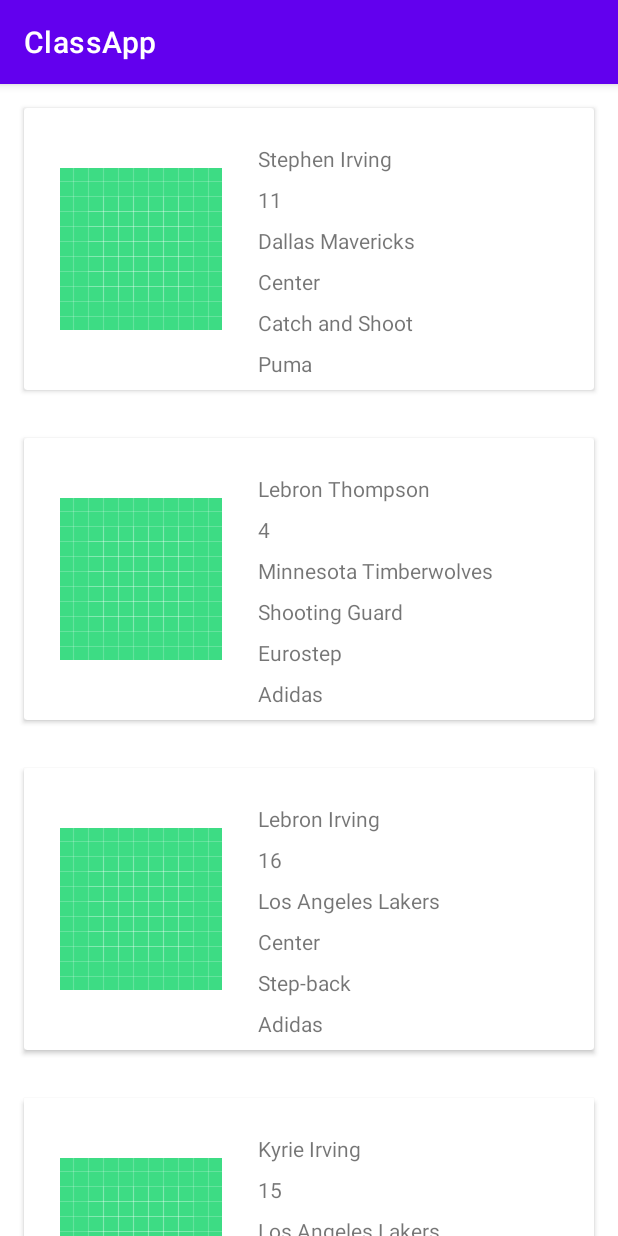
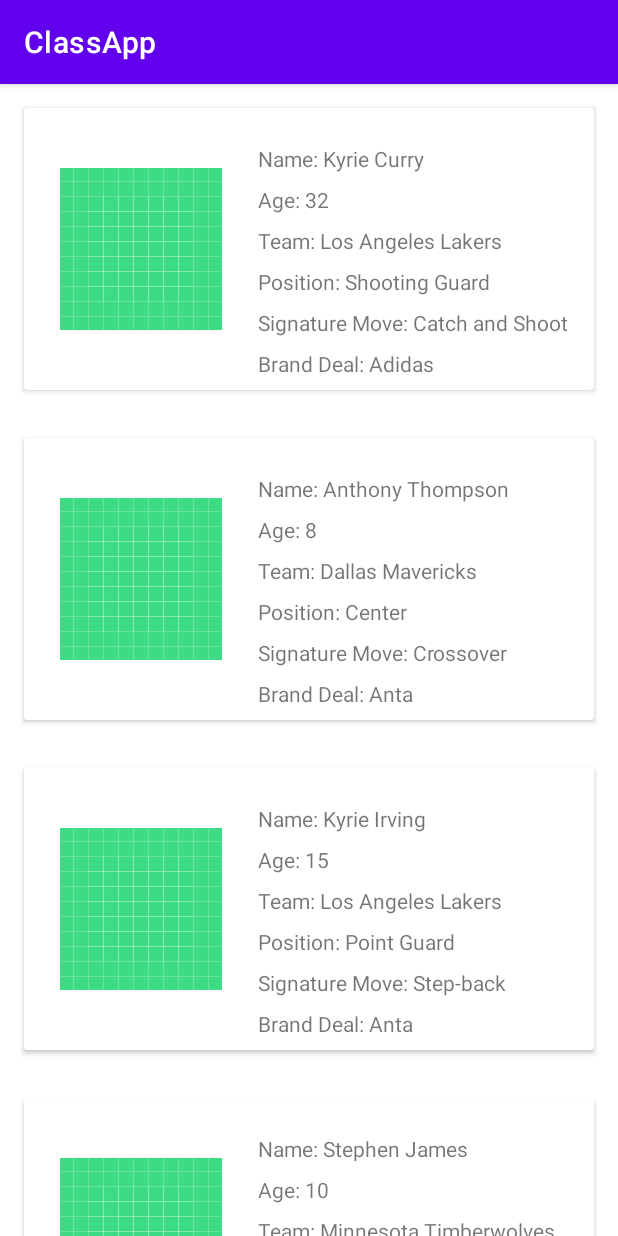
Before and after one commit to BlairyDev/attack-on-titan-app, an Android app: the screen it shows after launch (MainActivity), on a phone screen of 412 x 824 dp. Run offline under Robolectric (Android 15) with nearby library versions, the phone set to English and light mode, and no system bars; pictures from the network do not load.

Commit message:
Added detail fragment

```diff
--- a/app/build.gradle.kts
+++ b/app/build.gradle.kts
@@ -45,4 +45,10 @@ dependencies {
     testImplementation(libs.junit)
     androidTestImplementation(libs.androidx.junit)
     androidTestImplementation(libs.androidx.espresso.core)
+
+    //Newly added remember
+    implementation(libs.androidx.fragment)
+    implementation(libs.navigation.fragment)
+    implementation(libs.navigation.ui)
+    implementation(libs.glide)
 }
--- a/app/src/main/AndroidManifest.xml
+++ b/app/src/main/AndroidManifest.xml
@@ -1,6 +1,8 @@
 <?xml version="1.0" encoding="utf-8"?>
 <manifest xmlns:android="http://schemas.android.com/apk/res/android"
     xmlns:tools="http://schemas.android.com/tools">
+
+    <uses-permission android:name="android.permission.INTERNET" />
 
     <application
         android:allowBackup="true"
--- a/app/src/main/java/edu/nku/classapp/MainActivity.kt
+++ b/app/src/main/java/edu/nku/classapp/MainActivity.kt
@@ -2,59 +2,24 @@ package edu.nku.classapp
 
 import android.os.Bundle
 import androidx.appcompat.app.AppCompatActivity
-import androidx.recyclerview.widget.LinearLayoutManager
-import androidx.recyclerview.widget.RecyclerView
-import kotlin.random.Random
+import androidx.fragment.app.commit
 
 class MainActivity : AppCompatActivity() {
 
-    private val names = listOf("Stephen", "Anthony", "Lebron", "Klay", "Kyrie");
-    private val lastNames = listOf("Curry", "Edwards", "James", "Thompson", "Irving");
-    private val teams = listOf(
-        "Golden States Warriors",
-        "Minnesota Timberwolves",
-        "Los Angeles Lakers",
-        "Dallas Mavericks"
-    );
 
-    private val positions =
-        listOf("Shooting Guard", "Point Guard", "Small Forward", "Power Forward", "Center");
-
-    private val signatureMoves = listOf(
-        "Catch and Shoot",
-        "Fadeaway",
-        "Crossover",
-        "Step-back",
-        "Eurostep",
-        "Pull-up Jumper"
-    )
-
-    private val brandDeals = listOf("Nike", "Adidas", "Reebok", "Anta", "Puma")
 
 
     override fun onCreate(savedInstanceState: Bundle?) {
         super.onCreate(savedInstanceState)
         setContentView(R.layout.activity_main)
 
-        val players = mutableListOf<NbaPlayers>();
-
-        for (i in 0..30) {
-            players.add(createPlayers(i))
+        supportFragmentManager.commit {
+            add(R.id.fragment_container_view, NbaPlayerListFragment())
+            setReorderingAllowed(true)
         }
 
-        val recyclerView: RecyclerView = findViewById(R.id.recycler_view)
-        recyclerView.layoutManager = LinearLayoutManager(this)
-        recyclerView.adapter = NbaPlayersAdapter(players)
+
     }
 
-    private fun createPlayers(id: Int) = NbaPlayers(
-        age = Random.nextInt(1, 40),
-        id = id,
-        name = names.random() + " " + lastNames.random(),
-        team = teams.random(),
-        position = positions.random(),
-        picture = R.drawable.ic_launcher_background,
-        signatureMove = signatureMoves.random(),
-        brandDeal = brandDeals.random(),
-    )
+
 }
--- /dev/null
+++ b/app/src/main/java/edu/nku/classapp/NbaPlayerListFragment.kt
@@ -0,0 +1,79 @@
+package edu.nku.classapp
+
+import android.os.Bundle
+import android.view.LayoutInflater
+import android.view.View
+import android.view.ViewGroup
+import androidx.fragment.app.Fragment
+import androidx.recyclerview.widget.LinearLayoutManager
+import androidx.recyclerview.widget.RecyclerView
+import kotlin.random.Random
+
+class NbaPlayerListFragment : Fragment() {
+
+    private val names = listOf("Stephen", "Anthony", "Lebron", "Klay", "Kyrie");
+    private val lastNames = listOf("Curry", "Edwards", "James", "Thompson", "Irving");
+    private val teams = listOf(
+        "Golden States Warriors",
+        "Minnesota Timberwolves",
+        "Los Angeles Lakers",
+        "Dallas Mavericks"
+    );
+
+    private val positions =
+        listOf("Shooting Guard", "Point Guard", "Small Forward", "Power Forward", "Center");
+
+    private val signatureMoves = listOf(
+        "Catch and Shoot",
+        "Fadeaway",
+        "Crossover",
+        "Step-back",
+        "Eurostep",
+        "Pull-up Jumper"
+    )
+
+    private val brandDeals = listOf("Nike", "Adidas", "Reebok", "Anta", "Puma")
+
+    private val description = listOf(
+        "A versatile forward known for their athleticism, strong defense, and ability to score both inside and from beyond the arc.",
+        "An explosive guard with exceptional speed, ball-handling skills, and the ability to finish at the rim under pressure.",
+        "A dominant center with a powerful presence in the paint, excelling at rebounding, shot-blocking, and rim protection.",
+        "A sharpshooting guard who can score from anywhere on the floor, particularly known for their deadly three-point shooting and clutch performances.",
+        "A skilled point guard with elite passing vision, court awareness, and the ability to control the game with smart decision-making and leadership.")
+
+    private val playerImages = listOf("2544","203507", "1628366", "201939", "201142", "1629029", "202681", "202691", "1641705", "1626164", "1628983")
+
+    override fun onCreateView(
+        inflater: LayoutInflater,
+        container: ViewGroup?,
+        savedInstanceState: Bundle?
+    ): View? {
+        val view = inflater.inflate(R.layout.fragment_player_list, container, false)
+
+        val players = mutableListOf<NbaPlayers>()
+        for (i in 0..30) {
+            players.add(createPlayer(i))
+        }
+
+        val recyclerView: RecyclerView = view.findViewById(R.id.recycler_view)
+        recyclerView.layoutManager = LinearLayoutManager(requireContext())
+        recyclerView.adapter = NbaPlayersAdapter(players)
+
+        return view
+    }
+
+
+    private fun createPlayer(id: Int) = NbaPlayers(
+        age = Random.nextInt(1, 40),
+        id = id,
+        name = names.random() + " " + lastNames.random(),
+        team = teams.random(),
+        position = positions.random(),
+        picture = "https://cdn.nba.com/headshots/nba/latest/1040x760/${playerImages.random()}.png",
+        //picture = "https://rickandmortyapi.com/api/character/avatar/${Random.nextInt(1, 100)}.jpeg",
+        signatureMove = signatureMoves.random(),
+        brandDeal = brandDeals.random(),
+        description = description.random()
+    )
+
+}
--- a/app/src/main/java/edu/nku/classapp/NbaPlayers.kt
+++ b/app/src/main/java/edu/nku/classapp/NbaPlayers.kt
@@ -6,7 +6,8 @@ data class NbaPlayers(
     val name: String,
     val team: String,
     val position: String,
-    val picture: Int,
+    val picture: String,
     val signatureMove: String,
     val brandDeal: String,
+    val description: String
 )
--- a/app/src/main/java/edu/nku/classapp/NbaPlayersAdapter.kt
+++ b/app/src/main/java/edu/nku/classapp/NbaPlayersAdapter.kt
@@ -5,13 +5,34 @@ import android.view.View
 import android.view.ViewGroup
 import android.widget.ImageView
 import android.widget.TextView
+import androidx.appcompat.app.AppCompatActivity
+import androidx.appcompat.view.menu.MenuView.ItemView
+import androidx.core.os.bundleOf
+import androidx.fragment.app.commit
 import androidx.recyclerview.widget.RecyclerView
+import com.bumptech.glide.Glide
 
 class NbaPlayersAdapter(private val players: List<NbaPlayers>) :
     RecyclerView.Adapter<NbaPlayersAdapter.NbaPlayersViewHolder>() {
 
-    class NbaPlayersViewHolder(itemView: View) :
+        private fun onPlayerClick(adapterPosition: Int) : Unit{
+            players[adapterPosition]
+        }
+
+    class NbaPlayersViewHolder(
+        itemView: View,
+        private val onPlayerClicked: (position: Int) -> Unit
+    ) :
         RecyclerView.ViewHolder(itemView) {
+
+            init{
+                itemView.setOnClickListener{
+                    onPlayerClicked(adapterPosition)
+                }
+            }
+
+
+
         val playerImage: ImageView = itemView.findViewById(R.id.player_image)
         val playerName: TextView = itemView.findViewById(R.id.player_name)
         val playerAge: TextView = itemView.findViewById(R.id.player_age)
@@ -21,24 +42,71 @@ class NbaPlayersAdapter(private val players: List<NbaPlayers>) :
         val playerBrandDeal: TextView = itemView.findViewById(R.id.player_brand_deals)
     }
 
-    override fun onCreateViewHolder(parent: ViewGroup, viewType: Int) = NbaPlayersViewHolder(
-        LayoutInflater.from(parent.context).inflate(
+//    override fun onCreateViewHolder(parent: ViewGroup, viewType: Int) = NbaPlayersViewHolder(
+//        LayoutInflater.from(parent.context).inflate(
+//            R.layout.players_card_view,
+//            parent,
+//            false
+//        ),
+//
+//    )
+
+    override fun onCreateViewHolder(parent: ViewGroup, viewType: Int): NbaPlayersViewHolder{
+        val view = LayoutInflater.from(parent.context).inflate(
             R.layout.players_card_view,
             parent,
             false
         )
-    )
+
+        return NbaPlayersViewHolder(view) { position->
+            val player = players[position]
+
+            val bundle = bundleOf(
+                "picture" to player.picture,
+                "name" to player.name,
+                "age" to player.age,
+                "team" to player.team,
+                "position" to player.position,
+                "signature" to player.signatureMove,
+                "brand" to player.brandDeal,
+                "description" to player.description
+
+                //this is the assignment just add more in the bundle
+            )
+
+            val detailFragment = NbaPlayersDetailFragment()
+
+            detailFragment.arguments = bundle
+
+            val activity = view.context as AppCompatActivity
+
+            activity.supportFragmentManager.commit {
+                setReorderingAllowed(true)
+                replace(R.id.fragment_container_view, detailFragment)
+                addToBackStack(null)
+            }
+        }
+    }
 
     override fun getItemCount() = players.size
 
     override fun onBindViewHolder(holder: NbaPlayersViewHolder, position: Int) {
         val player = players[position]
-        holder.playerName.text = player.name
-        holder.playerAge.text = player.age.toString()
-        holder.playerTeam.text = player.team
-        holder.playerPosition.text = player.position
-        holder.playerImage.setImageResource(player.picture)
-        holder.playerSignatureMove.text = player.signatureMove
-        holder.playerBrandDeal.text = player.brandDeal
+
+        holder.playerName.text = holder.itemView.context.getString(R.string.name, player.name)
+        holder.playerAge.text = holder.itemView.context.getString(R.string.age, player.age)
+
+        holder.playerTeam.text = holder.itemView.context.getString(R.string.team, player.team)
+        holder.playerPosition.text = holder.itemView.context.getString(R.string.position, player.position)
+        //holder.playerImage.setImageResource(player.picture)
+
+
+        Glide.with(holder.itemView.context)
+            .load(player.picture)
+            .placeholder(R.drawable.ic_launcher_background)
+            .into(holder.playerImage)
+
+        holder.playerSignatureMove.text = holder.itemView.context.getString(R.string.signature_moves, player.signatureMove)
+        holder.playerBrandDeal.text = holder.itemView.context.getString(R.string.brand_deals, player.brandDeal)
     }
 }
--- a/app/src/main/res/layout/activity_main.xml
+++ b/app/src/main/res/layout/activity_main.xml
@@ -6,8 +6,8 @@
     android:layout_height="match_parent"
     tools:context=".MainActivity">
 
-    <androidx.recyclerview.widget.RecyclerView
-        android:id="@+id/recycler_view"
+    <androidx.fragment.app.FragmentContainerView
+        android:id="@+id/fragment_container_view"
         android:layout_width="match_parent"
         android:layout_height="match_parent" />
 
--- /dev/null
+++ b/app/src/main/res/layout/fragment_player_list.xml
@@ -0,0 +1,11 @@
+<?xml version="1.0" encoding="utf-8"?>
+<androidx.constraintlayout.widget.ConstraintLayout xmlns:android="http://schemas.android.com/apk/res/android"
+    android:layout_width="match_parent"
+    android:layout_height="match_parent">
+
+    <androidx.recyclerview.widget.RecyclerView
+        android:id="@+id/recycler_view"
+        android:layout_width="match_parent"
+        android:layout_height="match_parent" />
+
+</androidx.constraintlayout.widget.ConstraintLayout>
--- a/app/src/main/res/values/strings.xml
+++ b/app/src/main/res/values/strings.xml
@@ -6,6 +6,8 @@
     <string name="age">Age: %d</string>
     <string name="team">Team: %s</string>
     <string name="position">Position: %s</string>
-    <string name="signature_moves">Signature Move %s</string>
-    <string name="brand_deals">Brand Deals %s</string>
+    <string name="signature_moves">Signature Move: %s</string>
+    <string name="brand_deals">Brand Deal: %s</string>
+    <string name="description">%s</string>
+
 </resources>
```
Also changed, not shown: app/src/main/java/edu/nku/classapp/NbaPlayersDetailFragment.kt (added, +60 -0 lines), app/src/main/res/layout/fragment_players_detail.xml (added, +97 -0 lines), gradle/libs.versions.toml (+13 -0 lines).
